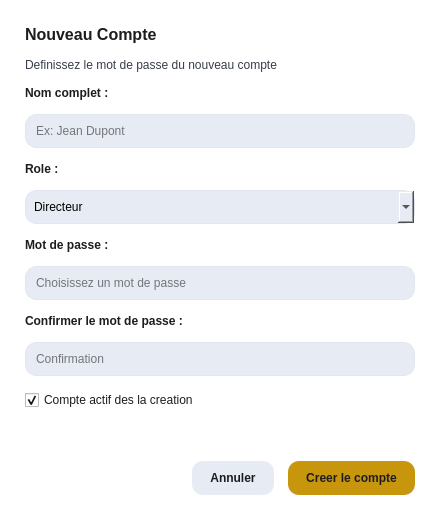
Before: the Qt Designer form ui/ui_files/comptes/compte_dialog.ui in laudesmassamba1-ai/Logiciel-de-gestion-scolaire, drawn with Qt 5.
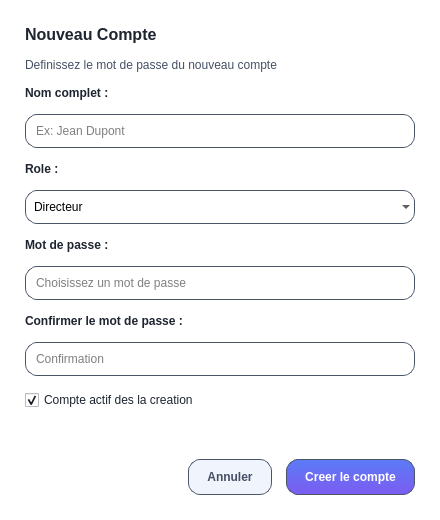
After: the same form once the commit is applied.

Patch:
```diff
--- a/ui/ui_files/comptes/compte_dialog.ui
+++ b/ui/ui_files/comptes/compte_dialog.ui
@@ -15,12 +15,12 @@
   </property>
   <property name="styleSheet">
    <string>
-    QDialog { background-color: #FFFFFF; font-family: 'Segoe UI', sans-serif; }
+    QDialog { background-color: #FFFFFF; }
     QLineEdit, QComboBox {
-        border: 1px solid #E1E6EF;
-        border-radius: 11px;
+        border: 1px solid #4A5568;
+        border-radius: 12px;
         padding: 8px;
-        background-color: #E7EBF3;
+        background: transparent;
     }
     QLineEdit:focus, QComboBox:focus {
         border: 1px solid #C8960C;
@@ -48,7 +48,7 @@
    <item>
     <widget class="QLabel" name="lbl_dialog_title">
      <property name="styleSheet">
-      <string>color: #1D1D1F; font-size: 16px; font-weight: bold;</string>
+      <string>color: #1E2430; font-size: 16px; font-weight: bold;</string>
      </property>
      <property name="text">
       <string>Nouveau Compte</string>
@@ -58,7 +58,7 @@
    <item>
     <widget class="QLabel" name="lbl_dialog_subtitle">
      <property name="styleSheet">
-      <string>color: #373D4A; font-size: 12px;</string>
+      <string>color: #465064; font-size: 12px;</string>
      </property>
      <property name="text">
       <string>Definissez le mot de passe du nouveau compte</string>
@@ -69,7 +69,7 @@
    <item>
     <widget class="QLabel" name="lbl_field1">
      <property name="styleSheet">
-      <string>color: #1D1D1F; font-weight: bold; font-size: 12px;</string>
+      <string>color: #1E2430; font-weight: bold; font-size: 12px;</string>
      </property>
      <property name="text">
       <string>Nom complet :</string>
@@ -87,7 +87,7 @@
    <item>
     <widget class="QLabel" name="lbl_field2">
      <property name="styleSheet">
-      <string>color: #1D1D1F; font-weight: bold; font-size: 12px;</string>
+      <string>color: #1E2430; font-weight: bold; font-size: 12px;</string>
      </property>
      <property name="text">
       <string>Role :</string>
@@ -112,7 +112,7 @@
    <item>
     <widget class="QLabel" name="lbl_field_pwd">
      <property name="styleSheet">
-      <string>color: #1D1D1F; font-weight: bold; font-size: 12px;</string>
+      <string>color: #1E2430; font-weight: bold; font-size: 12px;</string>
      </property>
      <property name="text">
       <string>Mot de passe :</string>
@@ -133,7 +133,7 @@
    <item>
     <widget class="QLabel" name="lbl_field_pwd2">
      <property name="styleSheet">
-      <string>color: #1D1D1F; font-weight: bold; font-size: 12px;</string>
+      <string>color: #1E2430; font-weight: bold; font-size: 12px;</string>
      </property>
      <property name="text">
       <string>Confirmer le mot de passe :</string>
@@ -154,7 +154,7 @@
    <item>
     <widget class="QCheckBox" name="check_compte_actif">
      <property name="styleSheet">
-      <string>color: #1D1D1F; font-size: 12px;</string>
+      <string>color: #1E2430; font-size: 12px;</string>
      </property>
      <property name="text">
       <string>Compte actif des la creation</string>
@@ -197,7 +197,7 @@
      <item>
       <widget class="QPushButton" name="btn_cancel">
        <property name="styleSheet">
-        <string>background-color: #E7EBF3; color: #1D1D1F; border: none; border-radius: 11px; padding: 10px 18px; font-weight: bold;</string>
+        <string>background-color: #F0F4FC; color: #465064; border: 1px solid #4A5568; border-radius: 12px; padding: 10px 18px; font-weight: bold;</string>
        </property>
        <property name="text">
         <string>Annuler</string>
@@ -210,7 +210,7 @@
         <cursorShape>PointingHandCursor</cursorShape>
        </property>
        <property name="styleSheet">
-        <string>background-color: #C8960C; color: #1D1D1F; border: none; border-radius: 11px; padding: 10px 18px; font-weight: bold;</string>
+        <string>background: qlineargradient(x1:0, y1:0, x2:0, y2:1, stop:0 #5B7BF7, stop:1 #7C5CF0); color: #FFFFFF; border: 1px solid #4A5568; border-radius: 12px; padding: 10px 18px; font-weight: bold;</string>
        </property>
        <property name="text">
         <string>Creer le compte</string>
```
Left out of the diff: 2 changed lines with no effect on the pictures.
